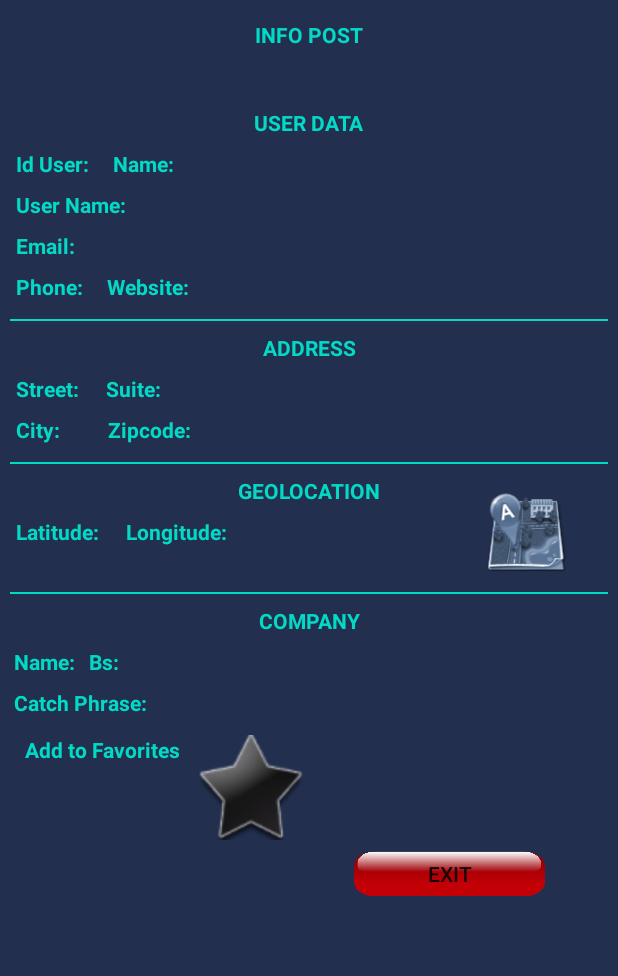
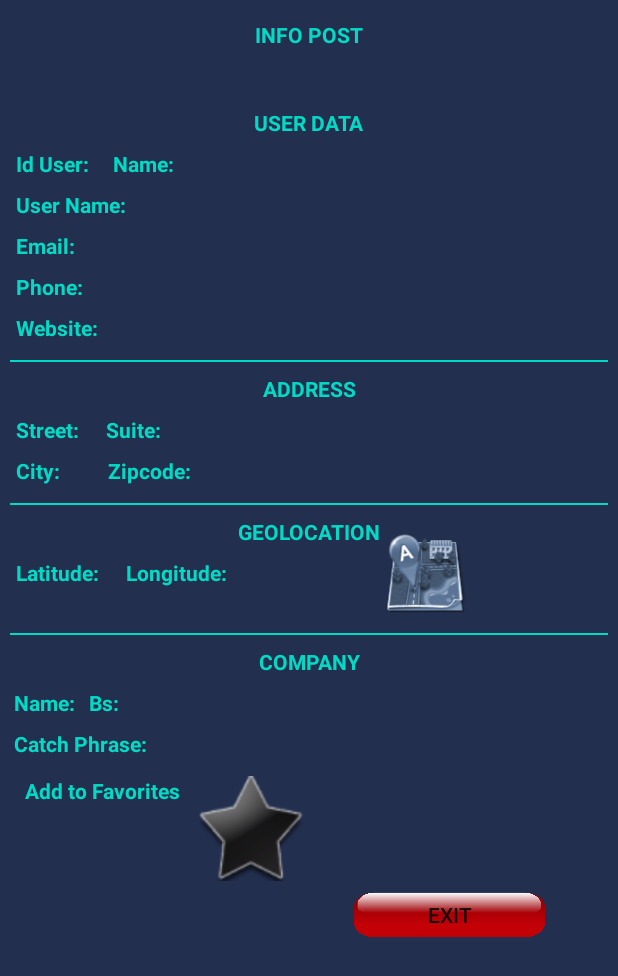
Before and after one commit to jaac08hotmail/Prueba_Fase1, an Android app: the DetalleActivity screen opened directly, with no data from a screen before it, on a phone screen of 412 x 824 dp. Shown: the top 976 px of the screen. Run offline under Robolectric (Android 15) with nearby library versions, the phone set to English and light mode, and no system bars; our stand-ins replace Volley; libraries missing offline, so code that uses them is left out: cn.pedant; network calls fail; 8 statements that could not run were skipped.

Commit message:
Modificacion Pantalla detalle

```diff
--- a/app/src/main/res/layout/activity_detalle.xml
+++ b/app/src/main/res/layout/activity_detalle.xml
@@ -148,12 +148,13 @@
 
                 <TextView
                     android:id="@+id/txtVUserName"
-                    android:layout_width="wrap_content"
+                    android:layout_width="0dp"
                     android:layout_height="wrap_content"
                     android:layout_marginStart="8dp"
                     android:layout_marginTop="8dp"
                     android:textColor="@android:color/white"
                     android:textStyle="bold"
+                    app:layout_constraintEnd_toEndOf="parent"
                     app:layout_constraintStart_toEndOf="@+id/txtUserName"
                     app:layout_constraintTop_toBottomOf="@+id/txtVName" />
 
@@ -402,11 +403,11 @@
                     android:layout_width="80dp"
                     android:layout_height="80dp"
                     android:layout_marginTop="5dp"
-                    android:layout_marginEnd="16dp"
                     android:background="@drawable/animamapa"
                     android:onClick="Onclick"
                     android:textSize="8sp"
                     app:layout_constraintEnd_toEndOf="parent"
+                    app:layout_constraintStart_toEndOf="@+id/txtVlon"
                     app:layout_constraintTop_toBottomOf="@+id/divider2" />
 
                 <View
@@ -420,7 +421,7 @@
                     app:layout_constraintEnd_toEndOf="parent"
                     app:layout_constraintHorizontal_bias="1.0"
                     app:layout_constraintStart_toStartOf="parent"
-                    app:layout_constraintTop_toBottomOf="@+id/txtVCity" />
+                    app:layout_constraintTop_toBottomOf="@+id/txtVZipcode" />
 
                 <View
                     android:id="@+id/divider3"
@@ -485,12 +486,13 @@
 
                 <TextView
                     android:id="@+id/txtVPhone"
-                    android:layout_width="wrap_content"
+                    android:layout_width="0dp"
                     android:layout_height="wrap_content"
                     android:layout_marginStart="8dp"
                     android:layout_marginTop="8dp"
                     android:textColor="@android:color/white"
                     android:textStyle="bold"
+                    app:layout_constraintEnd_toEndOf="parent"
                     app:layout_constraintStart_toEndOf="@+id/txtPhone"
                     app:layout_constraintTop_toBottomOf="@+id/txtVEmail" />
 
@@ -498,13 +500,13 @@
                     android:id="@+id/txtWebsite"
                     android:layout_width="wrap_content"
                     android:layout_height="wrap_content"
-                    android:layout_marginStart="8dp"
+                    android:layout_marginStart="5dp"
                     android:layout_marginTop="8dp"
                     android:text="Website:"
                     android:textColor="@color/colorAccent"
                     android:textStyle="bold"
-                    app:layout_constraintStart_toEndOf="@+id/txtVPhone"
-                    app:layout_constraintTop_toBottomOf="@+id/txtVEmail" />
+                    app:layout_constraintStart_toStartOf="parent"
+                    app:layout_constraintTop_toBottomOf="@+id/txtVPhone" />
 
                 <TextView
                     android:id="@+id/txtVWebsite"
@@ -516,7 +518,7 @@
                     android:textStyle="bold"
                     app:layout_constraintEnd_toEndOf="parent"
                     app:layout_constraintStart_toEndOf="@+id/txtWebsite"
-                    app:layout_constraintTop_toBottomOf="@+id/txtVEmail" />
+                    app:layout_constraintTop_toBottomOf="@+id/txtVPhone" />
 
                 <Button
                     android:id="@+id/btnExit"
```
